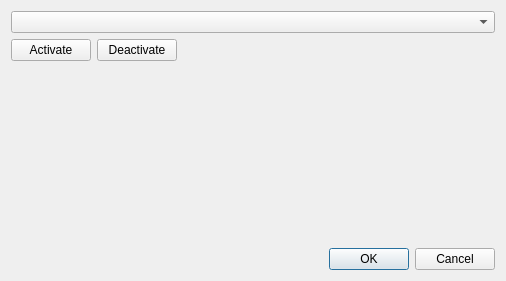
Before: the Qt Designer form track_changes/ui/main_dialog.ui in ahmadzfaiz/qgis-track-changes, drawn with Qt 5.
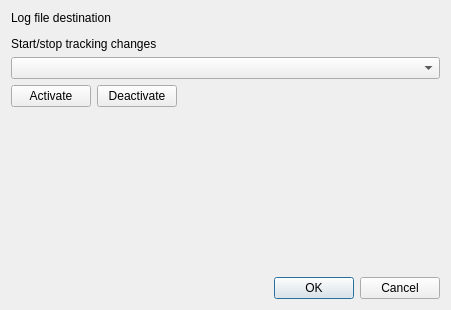
After: the same form once the commit is applied. Custom widgets are drawn as their Qt base class.

Commit message: feat: add log file destination

Diff of the .ui file:
```diff
--- a/track_changes/ui/main_dialog.ui
+++ b/track_changes/ui/main_dialog.ui
@@ -6,8 +6,8 @@
    <rect>
     <x>0</x>
     <y>0</y>
-    <width>506</width>
-    <height>281</height>
+    <width>451</width>
+    <height>310</height>
    </rect>
   </property>
   <property name="windowTitle">
@@ -16,6 +16,23 @@
   <layout class="QGridLayout" name="gridLayout">
    <item row="0" column="0">
     <layout class="QVBoxLayout" name="verticalLayout">
+     <item>
+      <widget class="QLabel" name="label">
+       <property name="text">
+        <string>Log file destination</string>
+       </property>
+      </widget>
+     </item>
+     <item>
+      <widget class="QgsFileWidget" name="mQgsLogFile"/>
+     </item>
+     <item>
+      <widget class="QLabel" name="label_2">
+       <property name="text">
+        <string>Start/stop tracking changes</string>
+       </property>
+      </widget>
+     </item>
      <item>
       <layout class="QHBoxLayout" name="horizontalLayout_3">
        <item>
@@ -98,6 +115,13 @@
    </item>
   </layout>
  </widget>
+ <customwidgets>
+  <customwidget>
+   <class>QgsFileWidget</class>
+   <extends>QWidget</extends>
+   <header>qgsfilewidget.h</header>
+  </customwidget>
+ </customwidgets>
  <resources/>
  <connections>
   <connection>
```
The commit also changes 2 other files.
